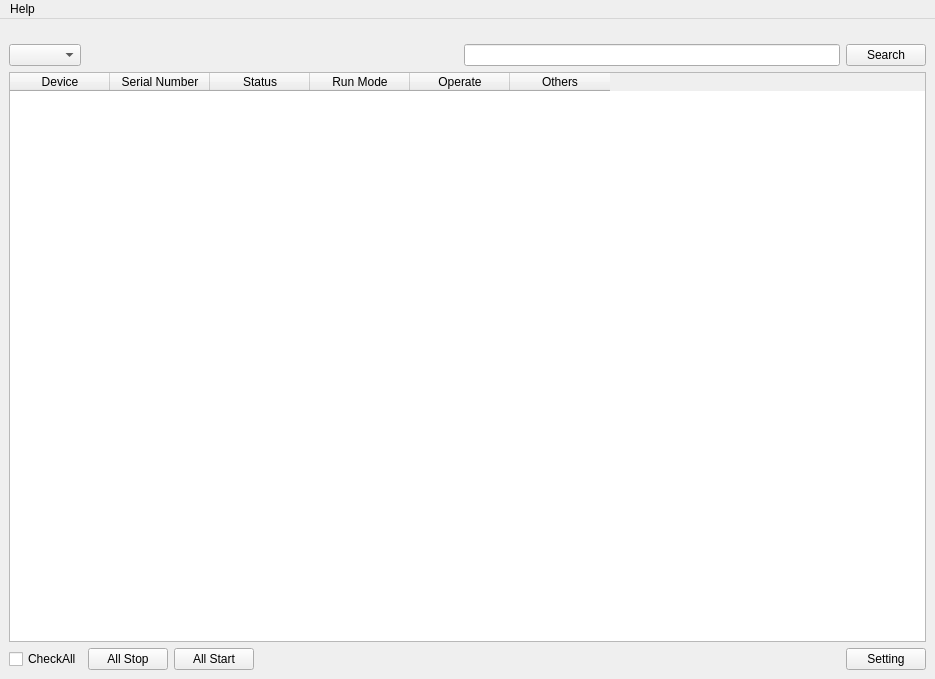
This is scrcpy_ui/mainwindow.ui in leng-yue/py-scrcpy-client as Qt 5 draws it before an edit. The edited form follows.
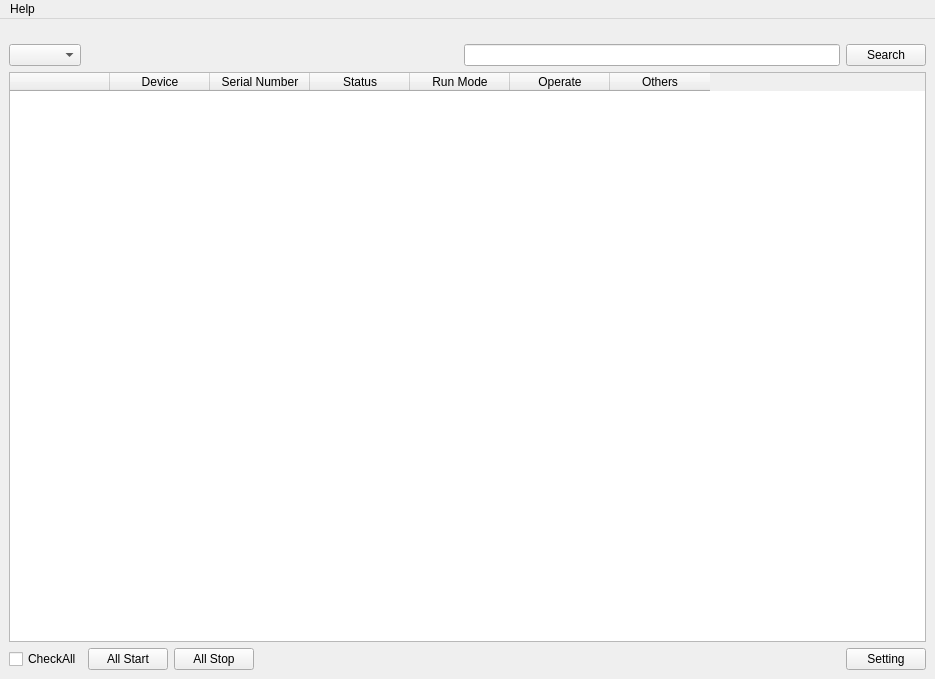
This is the edited form.

Commit message: fix muti button pos error && add some about checkbox

```diff
--- a/scrcpy_ui/mainwindow.ui
+++ b/scrcpy_ui/mainwindow.ui
@@ -60,6 +60,11 @@
        <layout class="QHBoxLayout" name="horizontalLayout">
         <item>
          <widget class="QTableWidget" name="table_devices">
+          <column>
+           <property name="text">
+            <string> </string>
+           </property>
+          </column>
           <column>
            <property name="text">
             <string>Device</string>
@@ -103,13 +108,6 @@
           </property>
          </widget>
         </item>
-        <item>
-         <widget class="QPushButton" name="button_all_stop">
-          <property name="text">
-           <string>All Stop</string>
-          </property>
-         </widget>
-        </item>
         <item>
          <widget class="QPushButton" name="button_all_satrt">
           <property name="text">
@@ -117,6 +115,13 @@
           </property>
          </widget>
         </item>
+        <item>
+         <widget class="QPushButton" name="button_all_stop">
+          <property name="text">
+           <string>All Stop</string>
+          </property>
+         </widget>
+        </item>
         <item>
          <spacer name="horizontalSpacer_2">
           <property name="orientation">
```
The commit also changes 5 other files.
